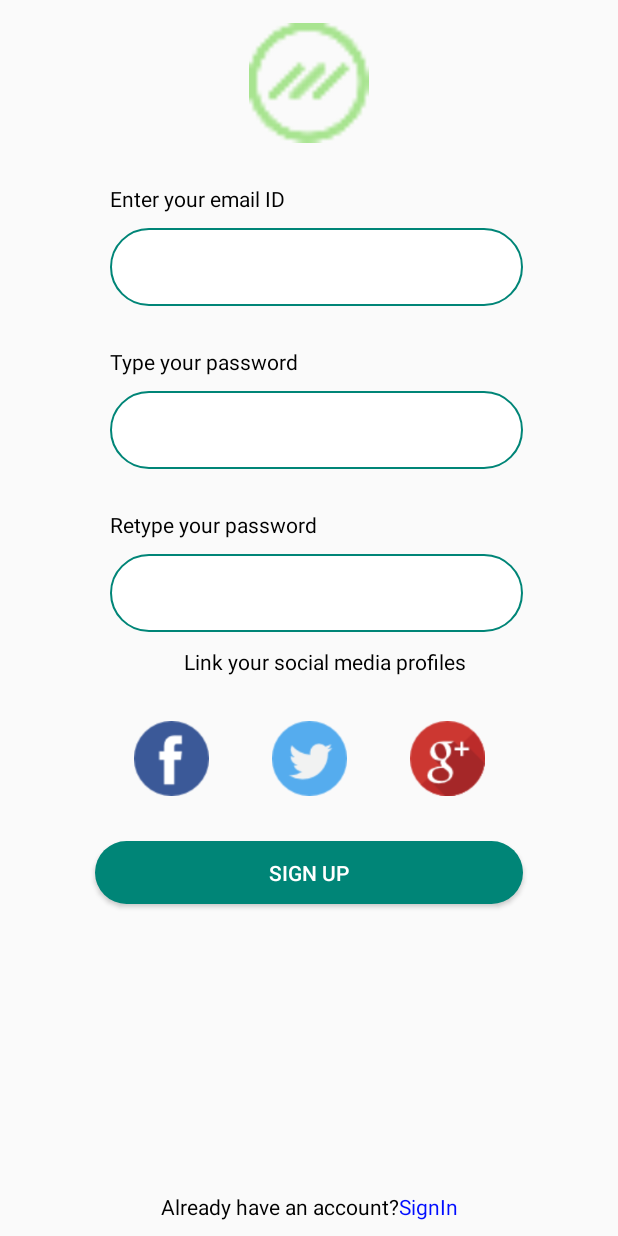
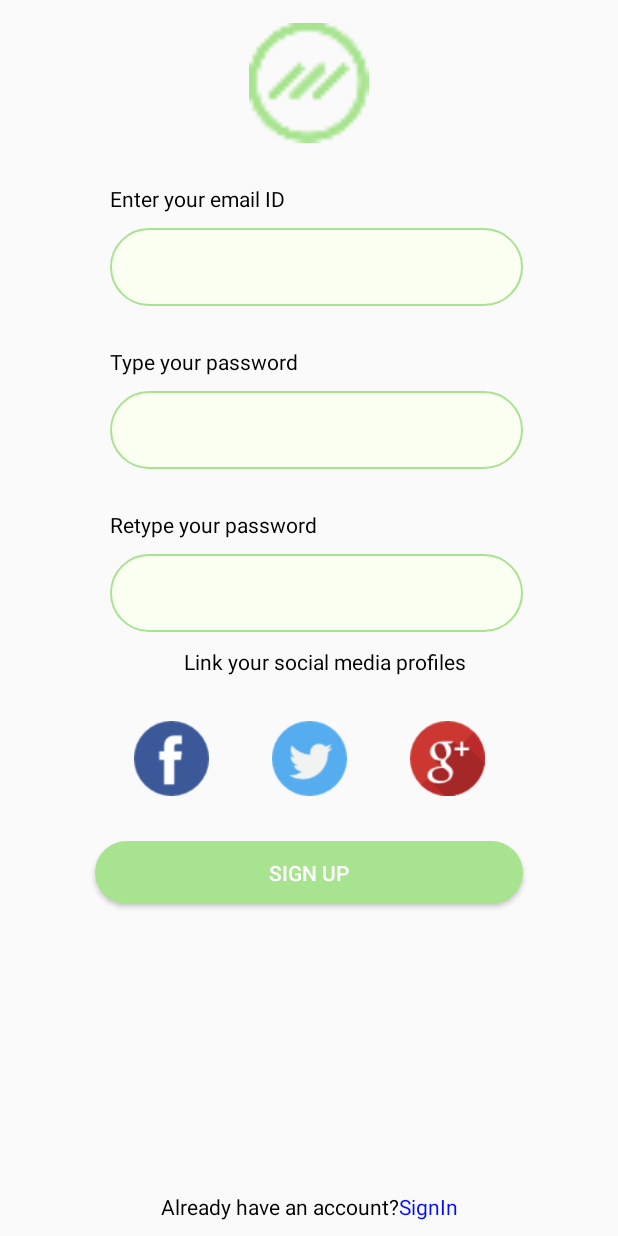
Before and after one commit to MinhHoang2003/MochiChat, an Android app: the layout activity_register.xml on its own in the app's theme, with its tools: preview values and no code run, on a phone screen of 412 x 824 dp. Run offline under Robolectric (Android 15) with nearby library versions, the phone set to English and light mode, and no system bars.

```diff
--- a/app/src/main/java/vnjp/monstarlablifetime/mochichat/screen/authenication/login/LoginViewModel.kt
+++ /dev/null
@@ -1,4 +0,0 @@
-package vnjp.monstarlablifetime.mochichat.screen.authenication.login
-
-class LoginViewModel {
-}
--- a/app/src/main/java/vnjp/monstarlablifetime/mochichat/screen/introduction/IntroductionActivity.kt
+++ b/app/src/main/java/vnjp/monstarlablifetime/mochichat/screen/introduction/IntroductionActivity.kt
@@ -13,7 +13,7 @@ import androidx.recyclerview.widget.LinearLayoutManager
 import androidx.viewpager.widget.ViewPager
 import vnjp.monstarlablifetime.mochichat.R
 import vnjp.monstarlablifetime.mochichat.screen.authenication.login.LoginActivity
-import vnjp.monstarlablifetime.mochichat.screen.authenication.register.RegisterActivity
+import vnjp.monstarlablifetime.mochichat.screen.authenication.login.RegisterActivity
 import vnjp.monstarlablifetime.mochichat.screen.introduction.introfragment.FragmentFirst
 import vnjp.monstarlablifetime.mochichat.screen.introduction.introfragment.FragmentSecond
 
--- /dev/null
+++ b/app/src/main/res/drawable/ic_cross.xml
@@ -0,0 +1,9 @@
+<vector xmlns:android="http://schemas.android.com/apk/res/android"
+    android:width="12dp"
+    android:height="12dp"
+    android:viewportWidth="511.992"
+    android:viewportHeight="511.992">
+  <path
+      android:pathData="m415.402,495.422 l-159.406,-159.41 -159.406,159.41c-22.098,22.094 -57.922,22.094 -80.02,0 -22.094,-22.098 -22.094,-57.922 0,-80.02l159.41,-159.406 -159.41,-159.406c-22.094,-22.098 -22.094,-57.922 0,-80.02 22.098,-22.094 57.922,-22.094 80.02,0l159.406,159.41 159.406,-159.41c22.098,-22.094 57.922,-22.094 80.02,0 22.094,22.098 22.094,57.922 0,80.02l-159.41,159.406 159.41,159.406c22.094,22.098 22.094,57.922 0,80.02 -22.098,22.094 -57.922,22.094 -80.02,0zM415.402,495.422"
+      android:fillColor="#e76e54"/>
+</vector>
--- a/app/src/main/res/layout/activity_login.xml
+++ b/app/src/main/res/layout/activity_login.xml
@@ -171,6 +171,7 @@
         android:layout_width="wrap_content"
         android:layout_height="wrap_content"
         android:textColor="@color/color_text"
+        android:id="@+id/tvSignUp"
         android:text="@string/not_registered_yet_sign_up"
         app:layout_constraintTop_toBottomOf="@+id/contentLinearLayout"
         app:layout_constraintLeft_toLeftOf="parent"
--- a/app/src/main/res/layout/activity_register.xml
+++ b/app/src/main/res/layout/activity_register.xml
@@ -35,13 +35,13 @@
         android:layout_height="52dp"
         android:layout_marginTop="10dp"
         android:layout_marginEnd="63dp"
-        android:background="@drawable/bg_text_input"
+        android:background="@drawable/bg_edittext"
         app:layout_constraintLeft_toLeftOf="@id/titleEmail"
         app:layout_constraintRight_toRightOf="parent"
         app:layout_constraintTop_toBottomOf="@id/titleEmail">
 
         <EditText
-            android:id="@+id/edtEmail"
+            android:id="@+id/edtEmailRegister"
             android:layout_width="0dp"
             android:layout_height="match_parent"
             android:height="0dp"
@@ -52,14 +52,14 @@
             android:singleLine="true"
             app:layout_constraintLeft_toLeftOf="parent"
             app:layout_constraintRight_toLeftOf="@id/emailStatus"
-            tools:ignore="Autofill,RtlSymmetry" />
+            tools:ignore="Autofill,LabelFor,RtlSymmetry" />
 
         <ImageView
             android:id="@+id/emailStatus"
             android:layout_width="wrap_content"
             android:layout_height="wrap_content"
             android:layout_marginRight="12dp"
-            android:src="@drawable/ic_uncheck_16px"
+            android:src="@drawable/ic_check"
             android:visibility="gone"
             app:layout_constraintBottom_toBottomOf="parent"
             app:layout_constraintRight_toRightOf="parent"
@@ -87,13 +87,13 @@
         android:layout_height="52dp"
         android:layout_marginTop="10dp"
         android:layout_marginEnd="63dp"
-        android:background="@drawable/bg_text_input"
+        android:background="@drawable/bg_edittext"
         app:layout_constraintLeft_toLeftOf="@id/titlePassword"
         app:layout_constraintRight_toRightOf="parent"
         app:layout_constraintTop_toBottomOf="@id/titlePassword">
 
         <EditText
-            android:id="@+id/edtPassword"
+            android:id="@+id/edtPasswordRegister"
             android:layout_width="0dp"
             android:layout_height="match_parent"
             android:height="0dp"
@@ -104,7 +104,7 @@
             android:singleLine="true"
             app:layout_constraintLeft_toLeftOf="parent"
             app:layout_constraintRight_toLeftOf="@id/passwordStatus"
-            tools:ignore="RtlSymmetry" />
+            tools:ignore="Autofill,LabelFor,RtlSymmetry" />
 
         <ImageView
             android:id="@+id/passwordStatus"
@@ -139,7 +139,7 @@
         android:layout_height="52dp"
         android:layout_marginTop="10dp"
         android:layout_marginEnd="63dp"
-        android:background="@drawable/bg_text_input"
+
         app:layout_constraintLeft_toLeftOf="@id/titlePasswordRetype"
         app:layout_constraintRight_toRightOf="parent"
         app:layout_constraintTop_toBottomOf="@id/titlePasswordRetype">
@@ -147,9 +147,9 @@
         <EditText
             android:id="@+id/edtPasswordRetype"
             android:layout_width="0dp"
+            android:background="@drawable/bg_edittext"
             android:layout_height="match_parent"
             android:height="0dp"
-            android:background="@null"
             android:inputType="textPassword"
             android:maxLines="1"
             android:paddingStart="20dp"
@@ -162,6 +162,18 @@
             android:id="@+id/passwordRetypeStatus"
             android:layout_width="wrap_content"
             android:layout_height="wrap_content"
+            android:layout_marginEnd="2dp"
+            android:src="@drawable/ic_cross"
+            android:visibility="gone"
+            android:padding="18dp"
+            app:layout_constraintBottom_toBottomOf="parent"
+            app:layout_constraintRight_toRightOf="parent"
+            app:layout_constraintTop_toTopOf="parent"
+            tools:ignore="ContentDescription" />
+        <ImageView
+            android:id="@+id/passwordRetype"
+            android:layout_width="wrap_content"
+            android:layout_height="wrap_content"
             android:layout_marginEnd="12dp"
             android:src="@drawable/ic_check"
             android:visibility="gone"
@@ -169,7 +181,6 @@
             app:layout_constraintRight_toRightOf="parent"
             app:layout_constraintTop_toTopOf="parent"
             tools:ignore="ContentDescription" />
-
     </androidx.constraintlayout.widget.ConstraintLayout>
 
     <TextView
@@ -227,7 +238,7 @@
         android:layout_marginLeft="63dp"
         android:layout_marginTop="30dp"
         android:layout_marginRight="63dp"
-        android:background="@drawable/bg_sign_up_button"
+        android:background="@drawable/bg_button"
         android:text="@string/signup"
         android:textColor="@color/white"
         app:layout_constraintLeft_toLeftOf="parent"
--- a/app/src/main/res/values/strings.xml
+++ b/app/src/main/res/values/strings.xml
@@ -37,7 +37,7 @@
     <string name="link_your_social_media_profiles">Link your social media profiles</string>
     <string name="signup">Sign Up</string>
     <string name="already_have_an_account">Already have an account?</string>
-    <string name="signin">SignIn</string>
+    <string name="signin"> SignIn</string>
 
 
 </resources>
```
Also changed, not shown: app/src/main/AndroidManifest.xml (+6 -6 lines), app/src/main/java/vnjp/monstarlablifetime/mochichat/data/base/BaseActivity.kt (added, +39 -0 lines), app/src/main/java/vnjp/monstarlablifetime/mochichat/data/repository/UserRepositoryImp.kt (+34 -3 lines), app/src/main/java/vnjp/monstarlablifetime/mochichat/screen/authenication/login/AuthenticationViewModel.kt (added, +49 -0 lines), app/src/main/java/vnjp/monstarlablifetime/mochichat/screen/authenication/login/LoginActivity.kt (+64 -3 lines), app/src/main/java/vnjp/monstarlablifetime/mochichat/screen/authenication/login/RegisterActivity.kt (added, +179 -0 lines), app/src/main/java/vnjp/monstarlablifetime/mochichat/screen/authenication/register/RegisterActivity.kt (deleted, +0 -13 lines), app/src/main/res/drawable/bg_error.xml (added, +8 -0 lines), app/src/main/res/values/styles.xml (+7 -0 lines).
